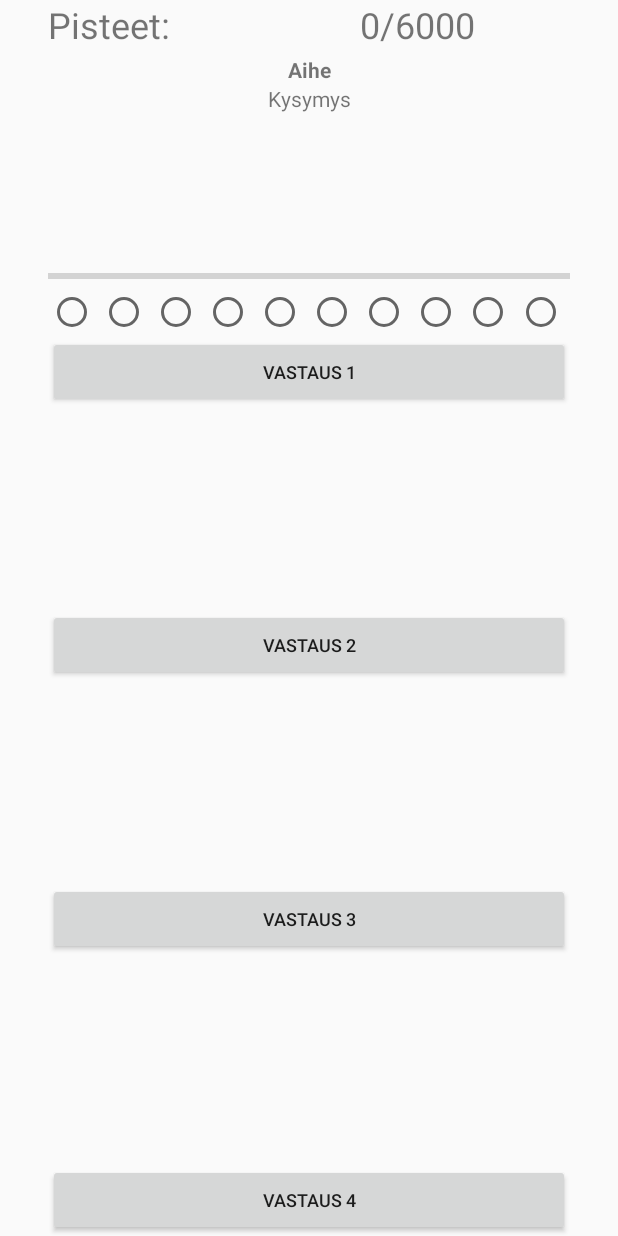
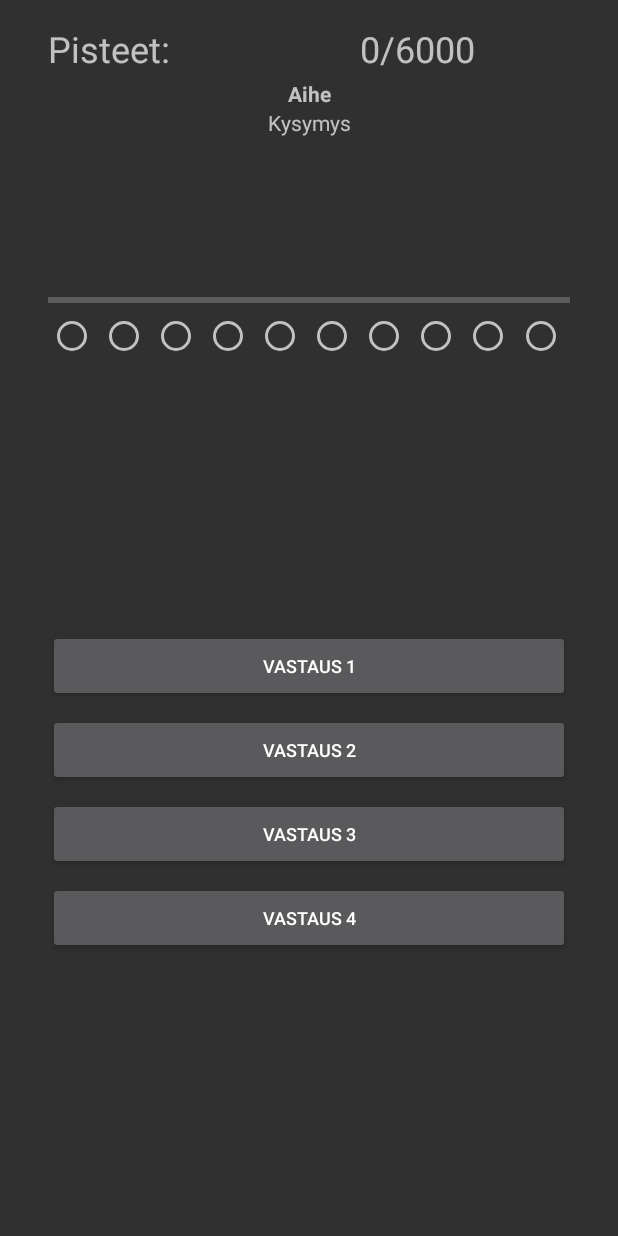
Before and after one commit to lestola/TietoSuojaAndroid, an Android app: the layout activity_question.xml on its own in the app's theme, with its tools: preview values and no code run, on a phone screen of 412 x 824 dp. Run offline under Robolectric (Android 15) with nearby library versions, the phone set to English and light mode, and no system bars.

```diff
--- a/app/src/main/AndroidManifest.xml
+++ b/app/src/main/AndroidManifest.xml
@@ -10,7 +10,7 @@
         android:label="@string/app_name"
         android:roundIcon="@mipmap/ic_launcher_round"
         android:supportsRtl="true"
-        android:theme="@style/AppTheme">
+        android:theme="@style/Theme.AppCompat.NoActionBar">
         <activity android:name=".MainActivity">
             <intent-filter>
                 <action android:name="android.intent.action.MAIN" />
--- a/app/src/main/java/fi/xamk/tietosuoja/MainActivity.java
+++ b/app/src/main/java/fi/xamk/tietosuoja/MainActivity.java
@@ -25,4 +25,5 @@ public class MainActivity extends AppCompatActivity {
         startActivity(startNewActivity);
 
     }
+
 }
--- a/app/src/main/res/layout/activity_question.xml
+++ b/app/src/main/res/layout/activity_question.xml
@@ -15,10 +15,10 @@
         android:layout_marginLeft="32dp"
         app:layout_constraintLeft_toLeftOf="parent"
         app:layout_constraintTop_toTopOf="parent"
-        android:layout_marginTop="0dp"
         android:id="@+id/linearLayout"
         android:layout_marginStart="32dp"
-        android:layout_marginEnd="32dp">
+        android:layout_marginEnd="32dp"
+        android:layout_marginTop="16dp">
 
         <TextView
             android:id="@+id/textView"
@@ -97,11 +97,12 @@
         android:layout_height="wrap_content"
         android:layout_marginLeft="32dp"
         android:layout_marginRight="32dp"
-        android:layout_marginTop="0dp"
         android:orientation="horizontal"
         app:layout_constraintLeft_toLeftOf="parent"
         app:layout_constraintRight_toRightOf="parent"
-        app:layout_constraintTop_toBottomOf="@+id/pbAika">
+        app:layout_constraintTop_toBottomOf="@+id/pbAika"
+        android:layout_marginStart="32dp"
+        android:layout_marginEnd="32dp">
 
         <RadioButton
             android:id="@+id/rb1"
@@ -167,84 +168,87 @@
 
     </LinearLayout>
 
-    <Button
-        android:id="@+id/btnAnswer3"
+    <LinearLayout
         android:layout_width="0dp"
         android:layout_height="wrap_content"
-        android:layout_marginBottom="8dp"
-        android:layout_marginLeft="32dp"
-        android:layout_marginRight="32dp"
-        android:layout_marginTop="0dp"
-        android:onClick="button3Pushed"
-        android:text="Vastaus 3"
-        android:textSize="12sp"
+        android:layout_marginBottom="16dp"
+        android:layout_marginLeft="0dp"
+        android:layout_marginRight="0dp"
+        android:layout_marginTop="8dp"
+        android:elevation="0dp"
+        android:orientation="vertical"
         app:layout_constraintBottom_toBottomOf="parent"
         app:layout_constraintHorizontal_bias="0.0"
         app:layout_constraintLeft_toLeftOf="parent"
         app:layout_constraintRight_toRightOf="parent"
-        app:layout_constraintTop_toBottomOf="@+id/linearLayout2"
-        app:layout_constraintVertical_bias="0.66999996"
-        android:layout_marginStart="32dp"
-        android:layout_marginEnd="32dp" />
+        app:layout_constraintTop_toBottomOf="@+id/linearLayout2">
 
         <Button
             android:id="@+id/btnAnswer1"
-        android:layout_width="0dp"
+            android:layout_width="match_parent"
             android:layout_height="wrap_content"
-        android:layout_marginBottom="8dp"
+            android:layout_marginEnd="32dp"
             android:layout_marginLeft="32dp"
             android:layout_marginRight="32dp"
-        android:layout_marginTop="0dp"
+            android:layout_marginStart="32dp"
+            android:layout_marginTop="8dp"
             android:onClick="button1Pushed"
             android:text="Vastaus 1"
             android:textSize="12sp"
-        app:layout_constraintBottom_toBottomOf="parent"
-        app:layout_constraintHorizontal_bias="0.0"
             app:layout_constraintLeft_toLeftOf="parent"
             app:layout_constraintRight_toRightOf="parent"
-        app:layout_constraintTop_toBottomOf="@+id/linearLayout2"
-        app:layout_constraintVertical_bias="0.0"
+            app:layout_constraintTop_toBottomOf="@+id/linearLayout2" />
+
+        <Button
+            android:id="@+id/btnAnswer2"
+            android:layout_width="match_parent"
+            android:layout_height="wrap_content"
+            android:layout_marginEnd="32dp"
+            android:layout_marginLeft="32dp"
+            android:layout_marginRight="32dp"
             android:layout_marginStart="32dp"
-        android:layout_marginEnd="32dp" />
+            android:layout_marginTop="8dp"
+            android:onClick="button2Pushed"
+            android:text="Vastaus 2"
+            android:textSize="12sp"
+            app:layout_constraintLeft_toLeftOf="parent"
+            app:layout_constraintRight_toRightOf="parent"
+            app:layout_constraintTop_toBottomOf="@+id/btnAnswer1" />
+
+        <Button
+            android:id="@+id/btnAnswer3"
+            android:layout_width="match_parent"
+            android:layout_height="wrap_content"
+            android:layout_marginEnd="32dp"
+            android:layout_marginLeft="32dp"
+            android:layout_marginRight="32dp"
+            android:layout_marginStart="32dp"
+            android:layout_marginTop="8dp"
+            android:onClick="button3Pushed"
+            android:text="Vastaus 3"
+            android:textSize="12sp"
+            app:layout_constraintLeft_toLeftOf="parent"
+            app:layout_constraintRight_toRightOf="parent"
+            app:layout_constraintTop_toBottomOf="@+id/btnAnswer2" />
 
         <Button
             android:id="@+id/btnAnswer4"
-        android:layout_width="0dp"
+            android:layout_width="match_parent"
             android:layout_height="wrap_content"
-        android:layout_marginBottom="0dp"
+            android:layout_marginBottom="8dp"
+            android:layout_marginEnd="32dp"
             android:layout_marginLeft="32dp"
             android:layout_marginRight="32dp"
+            android:layout_marginStart="32dp"
+            android:layout_marginTop="8dp"
             android:onClick="button4Pushed"
             android:text="Vastaus 4"
             android:textSize="12sp"
             app:layout_constraintBottom_toBottomOf="parent"
-        app:layout_constraintHorizontal_bias="0.0"
             app:layout_constraintLeft_toLeftOf="parent"
             app:layout_constraintRight_toRightOf="parent"
-        android:layout_marginStart="32dp"
-        android:layout_marginEnd="32dp"
-        android:layout_marginTop="8dp"
-        app:layout_constraintTop_toBottomOf="@+id/linearLayout2"
-        app:layout_constraintVertical_bias="1.0" />
+            app:layout_constraintTop_toBottomOf="@+id/btnAnswer3" />
 
-    <Button
-        android:id="@+id/btnAnswer2"
-        android:layout_width="0dp"
-        android:layout_height="wrap_content"
-        android:layout_marginBottom="0dp"
-        android:layout_marginLeft="32dp"
-        android:layout_marginRight="32dp"
-        android:layout_marginTop="0dp"
-        android:onClick="button2Pushed"
-        android:text="Vastaus 2"
-        android:textSize="12sp"
-        app:layout_constraintBottom_toBottomOf="parent"
-        app:layout_constraintHorizontal_bias="0.0"
-        app:layout_constraintLeft_toLeftOf="parent"
-        app:layout_constraintRight_toRightOf="parent"
-        app:layout_constraintTop_toBottomOf="@+id/linearLayout2"
-        app:layout_constraintVertical_bias="0.32999998"
-        android:layout_marginStart="32dp"
-        android:layout_marginEnd="32dp" />
+    </LinearLayout>
 
 </android.support.constraint.ConstraintLayout>
--- a/app/src/main/res/values/colors.xml
+++ b/app/src/main/res/values/colors.xml
@@ -3,4 +3,5 @@
     <color name="colorPrimary">#3F51B5</color>
     <color name="colorPrimaryDark">#303F9F</color>
     <color name="colorAccent">#FF4081</color>
+    <color name="BackGround">#1f000000</color>
 </resources>
```
Also changed, not shown: app/src/main/java/fi/xamk/tietosuoja/GameOver.java (+15 -6 lines), app/src/main/java/fi/xamk/tietosuoja/QuestionActivity.java (+11 -6 lines), app/src/main/java/fi/xamk/tietosuoja/ShareScores.java (+15 -0 lines), app/src/main/res/layout/activity_share_scores.xml (+58 -3 lines). Lines whose indentation alone changed are shown as unchanged.
